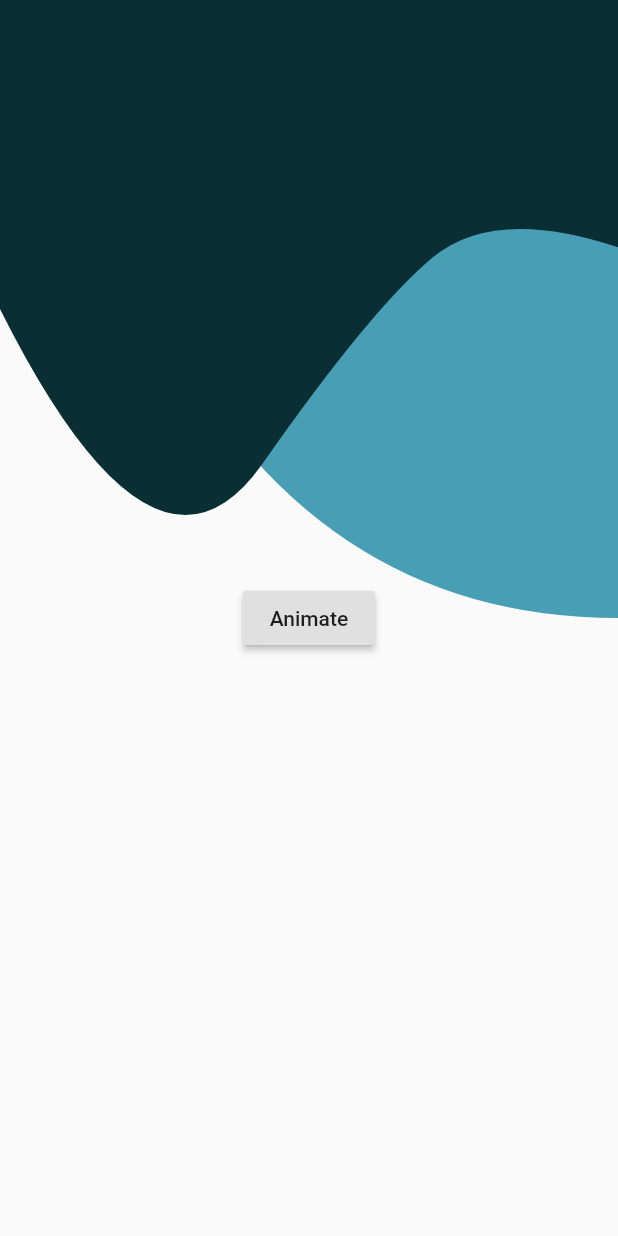
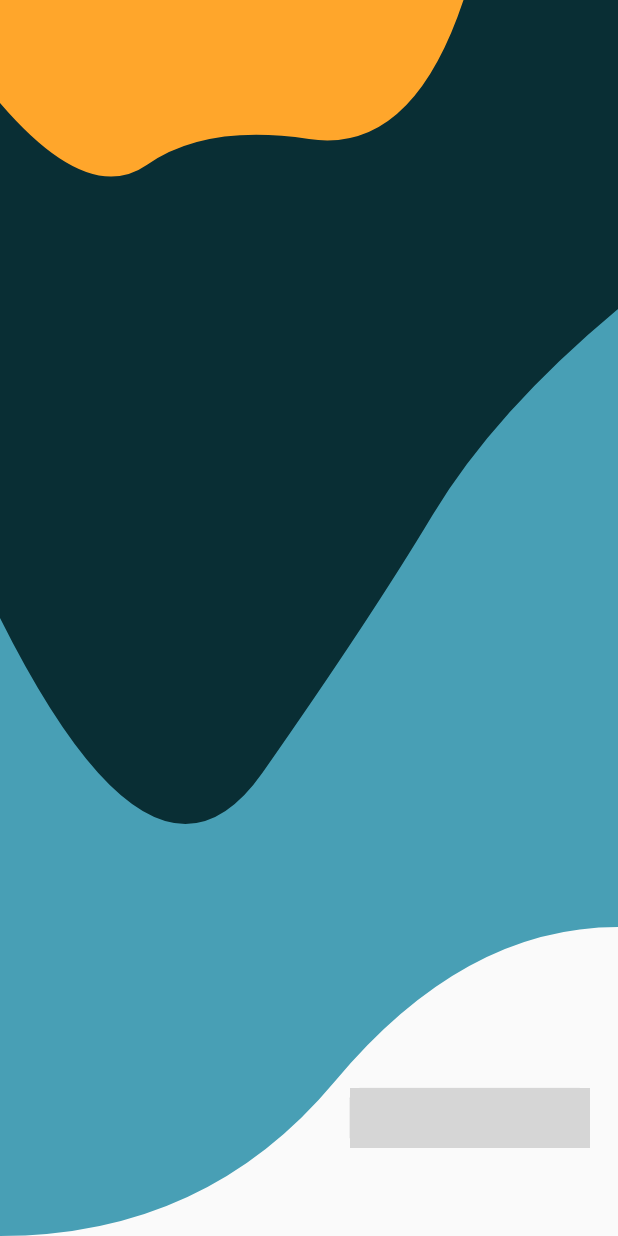
Before and after one commit to TethraInc/project, a Flutter app: the screen it shows after launch, on a phone screen of 412 x 824 dp. Run offline on Flutter 3.47's test engine with Material 2 defaults, Android fonts, the phone set to English and light mode, and no system bars; our stand-ins replace google_fonts; grey boxes are pictures that could not be loaded.

Commit message:
my commit

```diff
--- a/lib/screens/auth.dart
+++ b/lib/screens/auth.dart
@@ -1,7 +1,9 @@
 //import 'dart:html';
 
 import 'package:flutter/material.dart';
+import 'package:google_fonts/google_fonts.dart';
 import 'package:sixthapp/screens/background_painter.dart';
+import 'package:sixthapp/screens/hello.dart';
 
 class AuthScreen extends StatefulWidget {
   const AuthScreen({Key key}) : super(key: key);
@@ -18,6 +20,9 @@ class _AuthScreenState extends State<AuthScreen>
   void initState() {
     _controller =
         AnimationController(vsync: this, duration: Duration(seconds: 2));
+    WidgetsBinding.instance.addPostFrameCallback((timeStamp) {
+      _controller.forward(from: 0);
+    });
     super.initState();
   }
 
@@ -38,12 +43,47 @@ class _AuthScreenState extends State<AuthScreen>
               animation: _controller.view,
             ),
           )),
-          Center(
-            child: RaisedButton(
-              onPressed: () {
-                _controller.forward(from: 0);
+          Align(
+            alignment: Alignment(0.85, 0.85),
+            child: GestureDetector(
+              onTap: () {
+                Navigator.of(context).push(
+                  MaterialPageRoute(builder: (_) => Organizations()),
+                );
               },
-              child: Text('Animate'),
+              child: ClipRRect(
+                borderRadius: BorderRadius.circular(7),
+                child: Container(
+                  width: 160,
+                  height: 40,
+                  child: Stack(
+                    children: [
+                      Image(
+                        height: 40,
+                        width: 160,
+                        fit: BoxFit.cover,
+                        image: AssetImage('assets/organizations.jpg'),
+                      ),
+                      Container(
+                        width: 160,
+                        height: 40,
+                        color: Colors.black12.withOpacity(0.4),
+                      ),
+                      Align(
+                        alignment: Alignment.center,
+                        child: Text(
+                          'Organizations',
+                          style: GoogleFonts.poppins(
+                            color: Colors.white,
+                            fontWeight: FontWeight.bold,
+                            fontSize: 20,
+                          ),
+                        ),
+                      ),
+                    ],
+                  ),
+                ),
+              ),
             ),
           )
         ],
--- a/lib/screens/background_painter.dart
+++ b/lib/screens/background_painter.dart
@@ -209,3 +209,4 @@ class SpringCurve extends Curve {
     return (-(pow(e, -t / a) * cos(t * w)) + 1).toDouble();
   }
 }
+//hello
--- a/pubspec.yaml
+++ b/pubspec.yaml
@@ -24,6 +24,7 @@ dependencies:
   flutter:
     sdk: flutter
   cupertino_icons: ^1.0.0
+  google_fonts: ^1.1.2
 
 dev_dependencies:
   flutter_test:
```
Also changed, not shown: lib/screens/donationScreen.dart (added, +66 -0 lines), lib/screens/hello.dart (+79 -0 lines), pubspec.lock.
